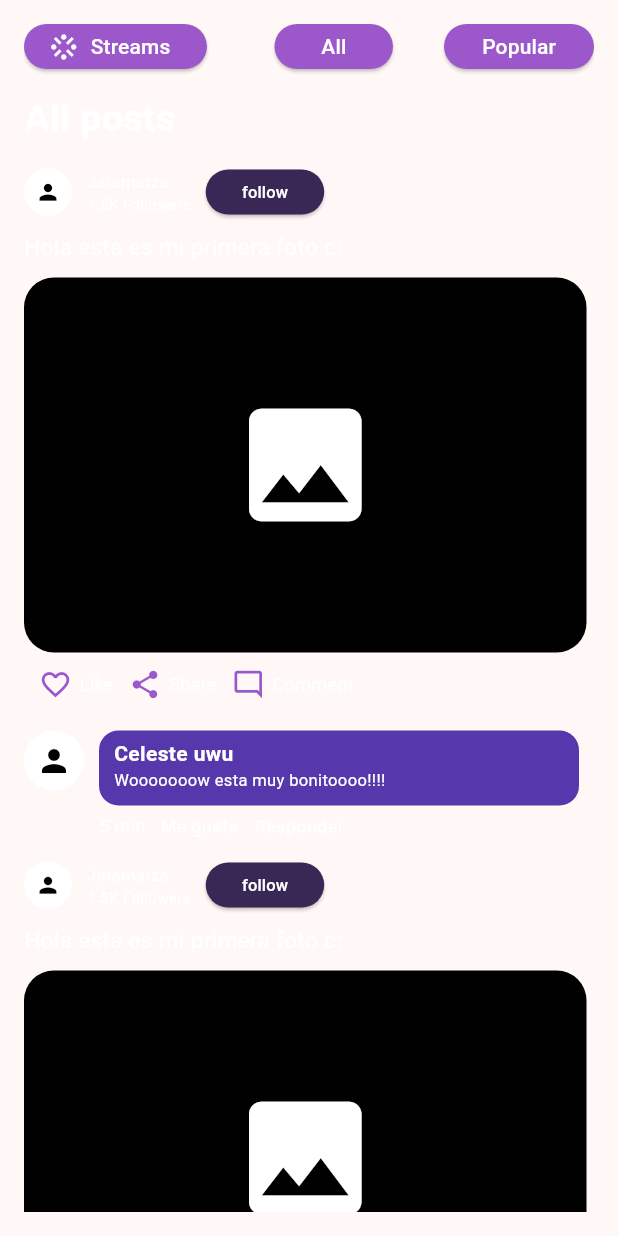
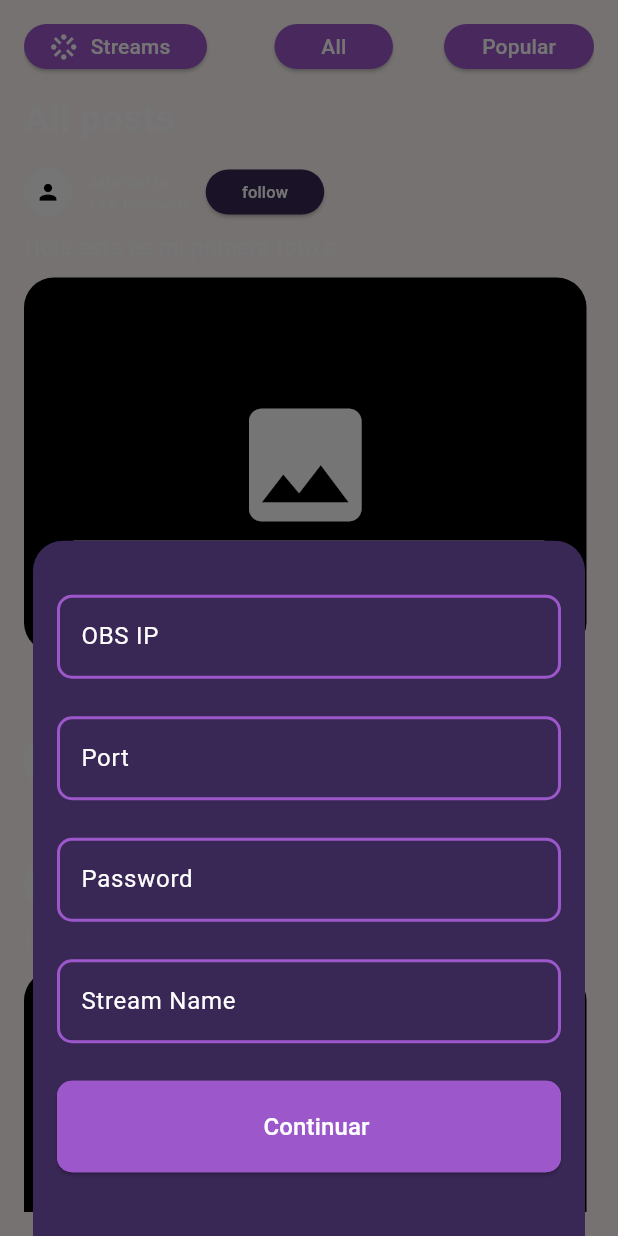
Before and after one commit to EpsyUwU/fifth_essence, a Flutter app: the Post screen opened directly, after a tap on "Streams", on a phone screen of 412 x 824 dp. Run offline on Flutter 3.47's test engine with Material 3 defaults, Android fonts, the light colour scheme and no system bars; our stand-ins replace dotted_border, intl_phone_number_input, pin_code_fields.

Commit message:
vista showBottomSheetStreams modal listo en l pantalla streams

```diff
--- a/lib/display/screens/register/register_code.dart
+++ b/lib/display/screens/register/register_code.dart
@@ -95,7 +95,7 @@
                 children: [
                   Expanded(
                       child: CustomButtonFilled(onPressed:()
-                      {Navigator.push(context, MaterialPageRoute(builder: (context) => const NavBar(title: 'xD',)),
+                      {Navigator.push(context, MaterialPageRoute(builder: (context) => const NavBar(title: '',)),
                       );}, text: 'Next')
                   ),
                 ],
--- /dev/null
+++ b/lib/display/screens/streams/bottonsheet_streams.dart
@@ -0,0 +1,43 @@
+import 'package:fifth_essence/display/widgets/custom_button_filled.dart';
+import 'package:fifth_essence/display/widgets/custom_text_field.dart';
+import 'package:flutter/material.dart';
+
+import '../../widgets/navbar.dart';
+
+void showBottomSheetStreams(BuildContext context) {
+  showModalBottomSheet<void>(
+    context: context,
+    builder: (BuildContext context) {
+      return Container(
+        height: 900,
+        decoration: const BoxDecoration(
+          color: Color(0xFF392755),
+          borderRadius: BorderRadius.only(
+            topLeft: Radius.circular(20.0), // Ajusta el radio según tus preferencias
+            topRight: Radius.circular(20.0),
+          ),
+        ),
+        child: Padding( padding: const EdgeInsets.all(16),
+                child: Column(
+                  children: [
+                    SizedBox(height: 20,),
+                    CustomTextField(labelText: 'OBS IP'),
+                    SizedBox(height: 20,),
+                    CustomTextField(labelText: 'Port'),
+                    SizedBox(height: 20,),
+                    CustomTextField(labelText: 'Password'),
+                    SizedBox(height: 20,),
+                    CustomTextField(labelText: 'Stream Name'),
+                    SizedBox(height: 20,),
+                    SizedBox(
+                      height: 61,
+                      width: 336,
+                    child: CustomButtonFilled(onPressed:() {Navigator.push(context, MaterialPageRoute(builder: (context) => const NavBar(title: 'xD',),),);}, text: 'Continuar'),
+                    ),
+                  ],
+                ),
+        )
+      );
+    },
+  );
+}
--- a/lib/display/widgets/category_buttons.dart
+++ b/lib/display/widgets/category_buttons.dart
@@ -1,3 +1,4 @@
+import 'package:fifth_essence/display/screens/streams/bottonsheet_streams.dart';
 import 'package:flutter/material.dart';
 
 class CategoryButtons extends StatelessWidget {
@@ -12,7 +13,7 @@
           width: 122,
           height: 30,
           child: ElevatedButton.icon(
-            onPressed: () {},
+            onPressed: () {showBottomSheetStreams(context);},
             icon: const Icon(Icons.stream_outlined, size: 20, color: Colors.white), // Puedes cambiar este ícono
             label: const Text('Streams', style: TextStyle(color: Colors.white)), // Puedes cambiar este texto
             style: ElevatedButton.styleFrom(
--- a/lib/display/widgets/custom_text_field.dart
+++ b/lib/display/widgets/custom_text_field.dart
@@ -12,12 +12,31 @@
 
   @override
   Widget build(BuildContext context) {
-    return TextField(
-      decoration: InputDecoration(
-        border: const OutlineInputBorder(),
-        labelText: labelText,
-        prefixIcon: icon != null ? Icon(icon) : null,
+    return Container(
+      height: 61,
+      width: 336,
+      child: TextField(
+        decoration: InputDecoration(
+          enabledBorder: OutlineInputBorder(
+            borderRadius: BorderRadius.circular(10),
+            borderSide: BorderSide(
+              color: Color(0xFF9C58CB), // Color del borde normal
+              width: 2.0, // Ancho del borde normal
+            ),
+          ),
+          focusedBorder: OutlineInputBorder(
+            borderRadius: BorderRadius.circular(10),
+            borderSide: BorderSide(
+              color: Color(0xFF9C58CB), // Color del borde enfocado
+              width: 2.0, // Ancho del borde enfocado
+            ),
+          ),
+          labelText: labelText,
+          labelStyle: TextStyle(color: Colors.white), // Color del texto de etiqueta
+          prefixIcon: icon != null ? Icon(icon, color: Colors.white) : null, // Color del ícono
+        ),
       ),
     );
   }
+
 }
```
